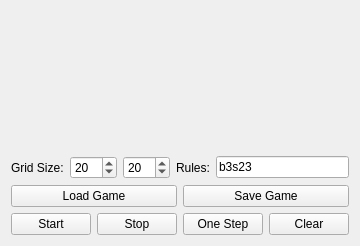
Qt form Life/widget.ui (tkubysheva/NSU-projects) before a commit.
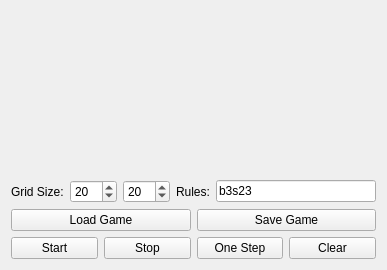
The same form after that commit.

```diff
--- a/Life/widget.ui
+++ b/Life/widget.ui
@@ -6,8 +6,8 @@
    <rect>
     <x>0</x>
     <y>0</y>
-    <width>360</width>
-    <height>246</height>
+    <width>387</width>
+    <height>270</height>
    </rect>
   </property>
   <property name="windowTitle">
```
